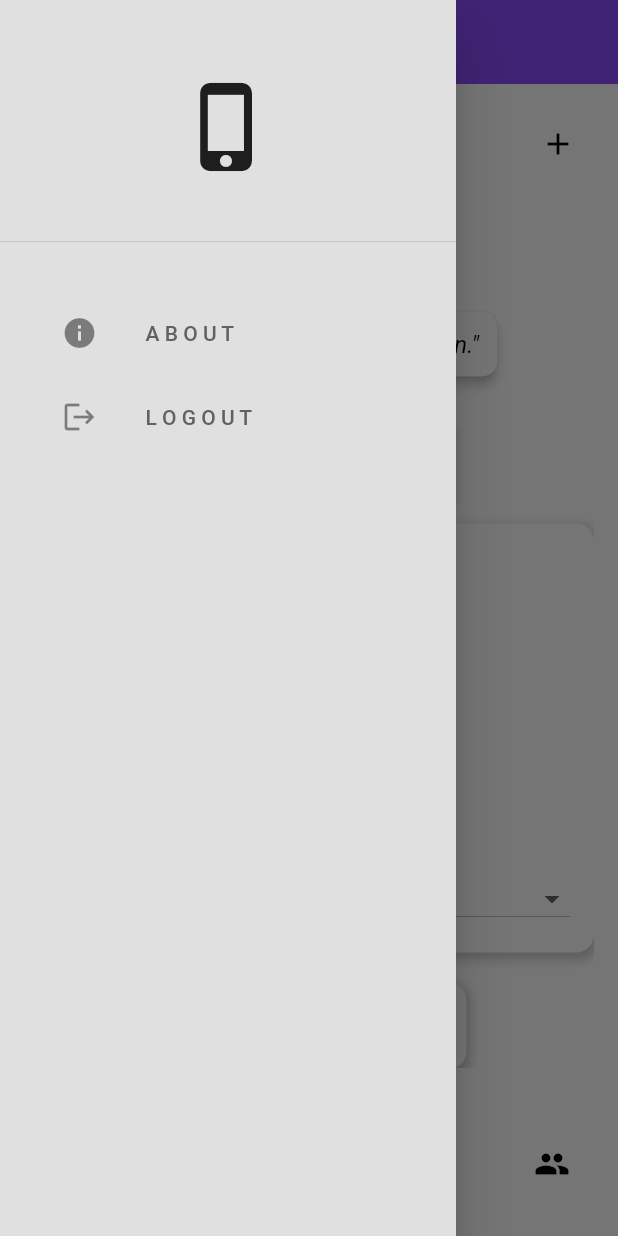
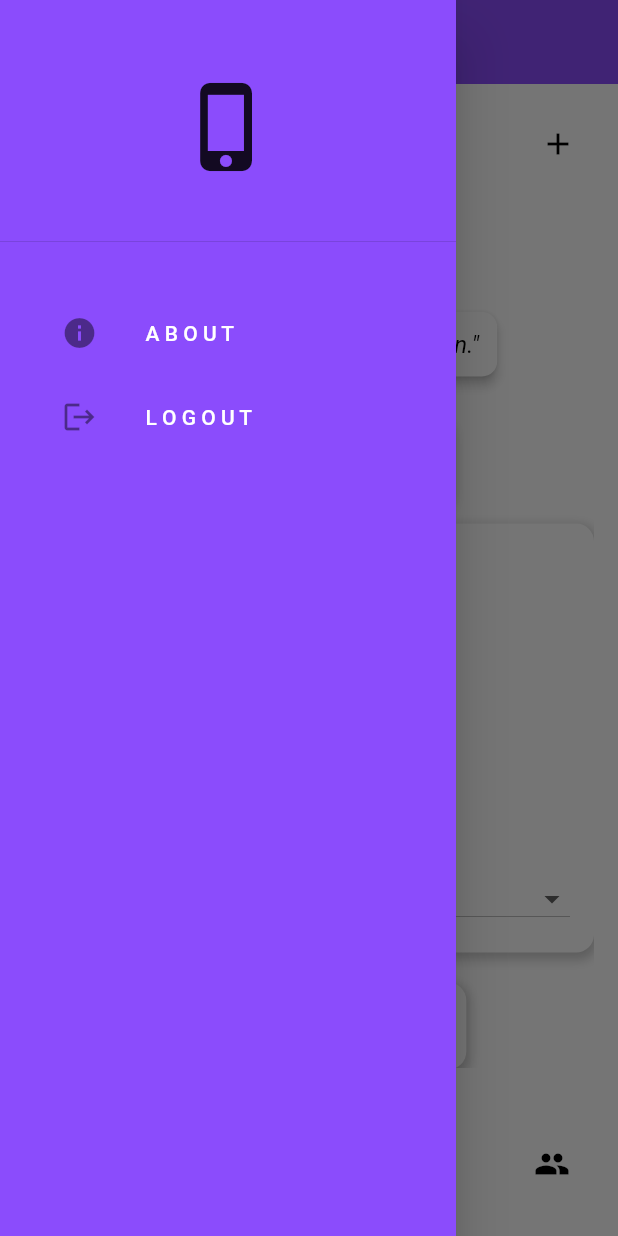
Before and after one commit to tlee85/MoodMagic, a Flutter app: the MainPage screen opened directly, with the side drawer open, on a phone screen of 412 x 824 dp. Run offline on Flutter 3.47's test engine with Material 2 defaults, Android fonts, the phone set to English and light mode, and no system bars; drawn by our look-alikes of google_nav_bar; our stand-ins replace shared_preferences, table_calendar; accounts and stored records are empty.

Commit message:
Update my_drawer.dart

```diff
--- a/mood_magic/lib/components/my_drawer.dart
+++ b/mood_magic/lib/components/my_drawer.dart
@@ -42,7 +42,7 @@ class MyDrawer extends StatelessWidget {
   @override
   Widget build(BuildContext context) {
     return Drawer(
-      backgroundColor: Colors.grey[300],
+      backgroundColor: Color.fromRGBO(139, 76, 252, 50),
       child: Column(
         children: [
           // Drawer header
@@ -74,7 +74,8 @@ class MyDrawer extends StatelessWidget {
                 leading: const Icon(Icons.info),
                 title: Text(
                   "A B O U T",
-                  style: TextStyle(color: Colors.grey[700]),
+                  style: TextStyle(color: Colors.white),
+
                 ),
               ),
             ),
@@ -88,7 +89,7 @@ class MyDrawer extends StatelessWidget {
               onTap: () => logUserOut(context),
               title: Text(
                 "L O G O U T",
-                style: TextStyle(color: Colors.grey[700]),
+                style: TextStyle(color: Colors.white),
               ),
             ),
           ),
```
